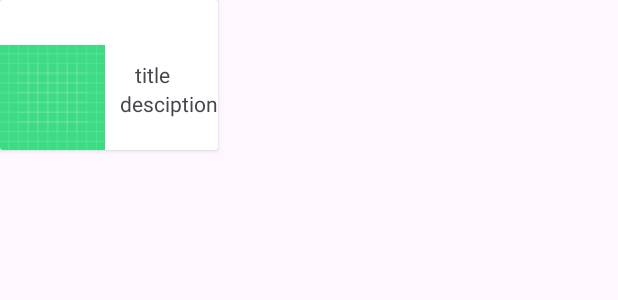
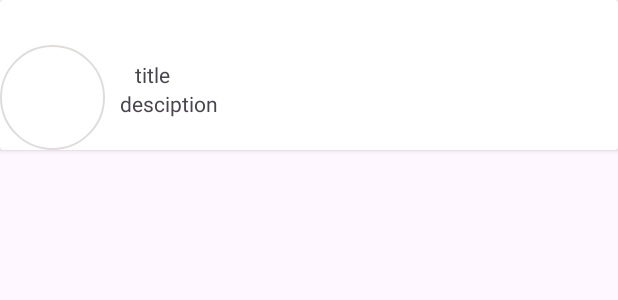
Before and after one commit to surajsahani/merakilearnAI, an Android app: the layout item_pathway.xml on its own in the app's theme, with its tools: preview values and no code run, on a phone screen of 412 x 824 dp. Shown: the top 300 px of the screen. Run offline under Robolectric (Android 15) with nearby library versions, the phone set to English and light mode, and no system bars.

Commit message:
ui fixes

```diff
--- /dev/null
+++ b/app/src/main/res/drawable/baseline_mic_24.xml
@@ -0,0 +1,5 @@
+<vector android:height="24dp" android:tint="#535252"
+    android:viewportHeight="24" android:viewportWidth="24"
+    android:width="24dp" xmlns:android="http://schemas.android.com/apk/res/android">
+    <path android:fillColor="#E21414" android:pathData="M12,14c1.66,0 2.99,-1.34 2.99,-3L15,5c0,-1.66 -1.34,-3 -3,-3S9,3.34 9,5v6c0,1.66 1.34,3 3,3zM17.3,11c0,3 -2.54,5.1 -5.3,5.1S6.7,14 6.7,11L5,11c0,3.41 2.72,6.23 6,6.72L11,21h2v-3.28c3.28,-0.48 6,-3.3 6,-6.72h-1.7z"/>
+</vector>
--- /dev/null
+++ b/app/src/main/res/drawable/baseline_search_24.xml
@@ -0,0 +1,5 @@
+<vector android:height="24dp" android:tint="#666464"
+    android:viewportHeight="24" android:viewportWidth="24"
+    android:width="24dp" xmlns:android="http://schemas.android.com/apk/res/android">
+    <path android:fillColor="@android:color/white" android:pathData="M15.5,14h-0.79l-0.28,-0.27C15.41,12.59 16,11.11 16,9.5 16,5.91 13.09,3 9.5,3S3,5.91 3,9.5 5.91,16 9.5,16c1.61,0 3.09,-0.59 4.23,-1.57l0.27,0.28v0.79l5,4.99L20.49,19l-4.99,-5zM9.5,14C7.01,14 5,11.99 5,9.5S7.01,5 9.5,5 14,7.01 14,9.5 11.99,14 9.5,14z"/>
+</vector>
--- /dev/null
+++ b/app/src/main/res/drawable/image_background.xml
@@ -0,0 +1,5 @@
+<?xml version="1.0" encoding="utf-8"?>
+<shape xmlns:android="http://schemas.android.com/apk/res/android">
+<stroke android:color="#E1DCDC" android:width="@dimen/cardview_compat_inset_shadow"/>
+    <corners android:radius="250dp"/>
+</shape>
--- /dev/null
+++ b/app/src/main/res/drawable/search_background.xml
@@ -0,0 +1,5 @@
+<?xml version="1.0" encoding="utf-8"?>
+<shape xmlns:android="http://schemas.android.com/apk/res/android">
+    <stroke android:color="#CDC9C9" android:width="2dp"/>
+    <corners android:radius="20dp"/>
+</shape>
--- a/app/src/main/res/layout/item_pathway.xml
+++ b/app/src/main/res/layout/item_pathway.xml
@@ -2,7 +2,7 @@
 <layout>
 <androidx.cardview.widget.CardView xmlns:android="http://schemas.android.com/apk/res/android"
     xmlns:tools="http://schemas.android.com/tools"
-    android:layout_width="wrap_content"
+    android:layout_width="match_parent"
     android:layout_height="wrap_content"
     xmlns:app="http://schemas.android.com/apk/res-auto">
     <RelativeLayout
@@ -14,7 +14,7 @@
             android:layout_width="70dp"
             android:layout_height="70dp"
             android:layout_marginTop="20dp"
-            android:src="@drawable/ic_launcher_background"/>
+            android:src="@drawable/image_background"/>
 
         <TextView
             android:id="@+id/pathwayText"
```
Also changed, not shown: app/src/main/res/layout/activity_main.xml (+19 -5 lines).
